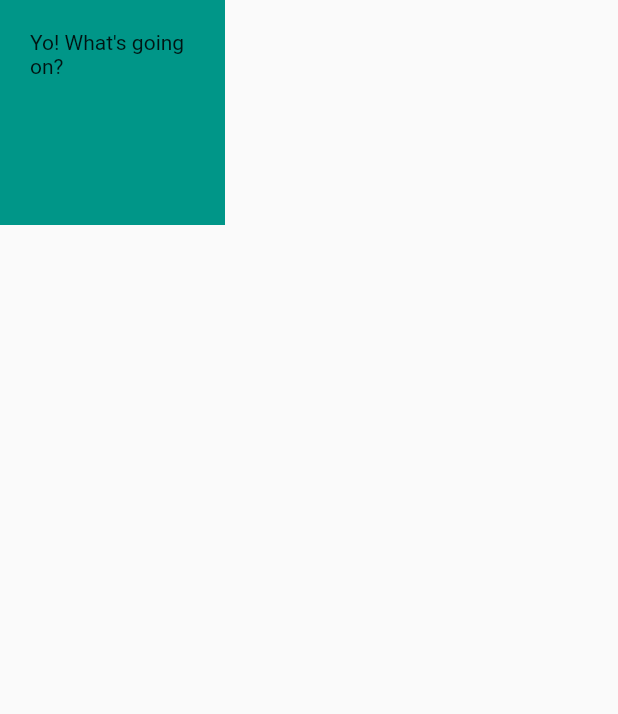
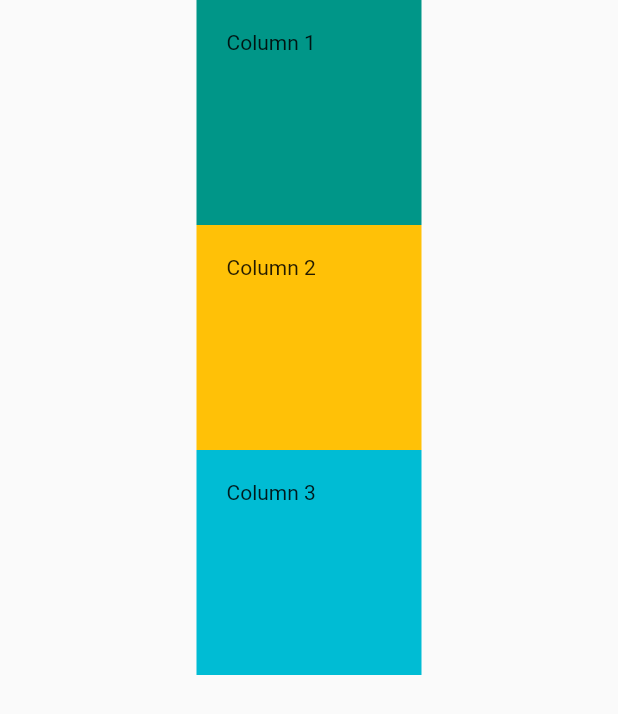
Before and after one commit to sorani-dev/flutter2023_codemy, a Flutter app: the screen it shows after launch, on a phone screen of 412 x 824 dp. Shown: the top 714 px of the screen. Run offline on Flutter 3.47's test engine with Material 2 defaults, Android fonts, the phone set to English and light mode, and no system bars.

Commit message:
Chapter  - Column Widget

```diff
--- a/src/containers/lib/main.dart
+++ b/src/containers/lib/main.dart
@@ -18,13 +18,38 @@ class MyWidget extends StatelessWidget {
               backgroundColor: const Color.fromARGB(255, 0, 194, 71),
             ), */
             body: SafeArea(
-      child: Container(
-        color: Colors.teal,
-        width: 150.0,
-        height: 150.0,
-        padding: const EdgeInsets.all(20.0),
-        // margin: const EdgeInsets.all(100.0),
-        child: const Text('Yo! What\'s going on?'),
+      child: Column(
+        // mainAxisAlignment: MainAxisAlignment.spaceEvenly,
+        crossAxisAlignment: CrossAxisAlignment.center,
+        children: [
+          Container(
+            width: double.infinity,
+          ),
+          Container(
+            color: Colors.teal,
+            width: 150.0,
+            height: 150.0,
+            padding: const EdgeInsets.all(20.0),
+            // margin: const EdgeInsets.all(100.0),
+            child: const Text('Column 1'),
+          ),
+          Container(
+            color: Colors.amber,
+            width: 150.0,
+            height: 150.0,
+            padding: const EdgeInsets.all(20.0),
+            // margin: const EdgeInsets.all(100.0),
+            child: const Text('Column 2'),
+          ),
+          Container(
+            color: Colors.cyan,
+            width: 150.0,
+            height: 150.0,
+            padding: const EdgeInsets.all(20.0),
+            // margin: const EdgeInsets.all(100.0),
+            child: const Text('Column 3'),
+          ),
+        ],
       ),
     )));
   }
```
Also changed, not shown: 1 other file.
